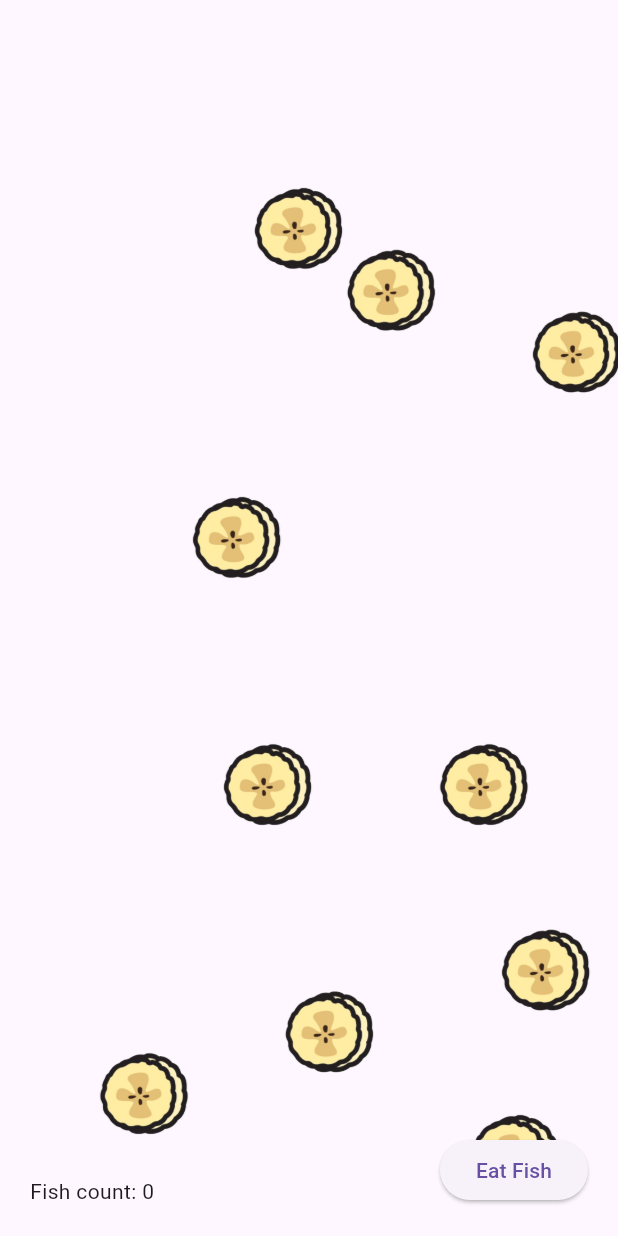
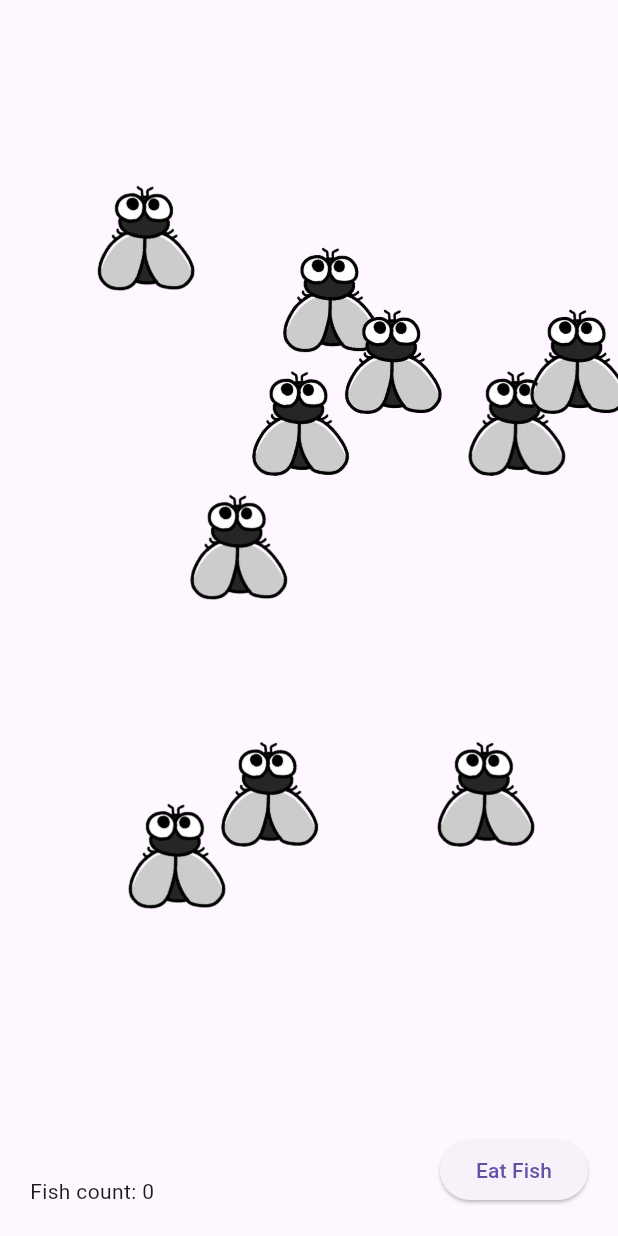
Before and after one commit to ggomal/ggomalggomal, a Flutter app: the FrogGame widget shown alone on an empty page, opened directly, on a phone screen of 412 x 824 dp. Run offline on Flutter 3.47's test engine with Material 3 defaults, Android fonts, the phone set to English and light mode, and no system bars; our stand-ins replace animated_background, audioplayers, camera, dio, flutter_secure_storage, go_router and 4 more; missing offline and left inert: agora_rtc_engine, agora_uikit, flutter_sound; accounts and stored records are empty; network calls fail.

Commit message:
Feat : 개구리 게임 수정중
Change-Id: I2c234af21e7902ad0cae34f757773b7c9e90ab8d

```diff
--- a/front/ggomal/lib/screens/kids/frog.dart
+++ b/front/ggomal/lib/screens/kids/frog.dart
@@ -48,13 +48,6 @@ class _FrogScreenState extends State<FrogScreen> {
           }
           return Stack(
             children: [
-              // Image.asset(
-              //   "assets/images/frog/frog_screen.png",
-              //   fit: BoxFit.cover,
-              //   width: MediaQuery.of(context).size.width,
-              //   height: MediaQuery.of(context).size.height,
-              // ),
-
               Positioned(
                 // bottom: 0,
                   child: Container(
@@ -82,15 +75,15 @@ class _FrogGameState extends State<FrogGame> {
   late int _fishCount = 0;
 
   final List<Map<String, dynamic>> _fishLocation = [
-    {"x": -0.7, "y": 0.7, "isVisible": true},
+    {"x": -0.7, "y": -0.7, "isVisible": true},
     {"x": -0.4, "y": -0.2, "isVisible": true},
     {"x": -0.3, "y": 0.2, "isVisible": true},
-    {"x": -0.2, "y": -0.7, "isVisible": true},
-    {"x": -0.1, "y": 0.6, "isVisible": true},
-    {"x": 0.1, "y": -0.6, "isVisible": true},
+    {"x": -0.2, "y": -0.4, "isVisible": true},
+    {"x": -0.1, "y": -0.6, "isVisible": true},
+    {"x": 0.1, "y": -0.5, "isVisible": true},
     {"x": 0.4, "y": 0.2, "isVisible": true},
-    {"x": 0.5, "y": 0.8, "isVisible": true},
-    {"x": 0.6, "y": 0.5, "isVisible": true},
+    {"x": 0.5, "y": -0.4, "isVisible": true},
+    {"x": -0.6, "y": 0.3, "isVisible": true},
     {"x": 0.7, "y": -0.5, "isVisible": true},
   ];
 
@@ -123,7 +116,7 @@ class _FrogGameState extends State<FrogGame> {
             child: GestureDetector(
               onTap: () => _eatItem(index),
               child: Image.asset(
-                "assets/images/frog/banana.png",
+                "assets/images/frog/flyfly.png",
                 width: 70,
               ),
             ),
--- a/front/ggomal/lib/screens/login.dart
+++ b/front/ggomal/lib/screens/login.dart
@@ -122,9 +122,9 @@ class _LoginScreen extends State<LoginScreen> with TickerProviderStateMixin {
                   children: [
                     OutlinedButton(
                       //이거 주석 풀면 아이/선생님 로그인 검사 들어감
-                      onPressed: loginUser,
+                      // onPressed: loginUser,
                       //이거 주석 풀면 로그인 없이 바로 키즈 페이지랑 관리자 접속됨
-                      // onPressed: () {context.go('/start');},
+                      onPressed: () {context.go('/start');},
                       child: Text("로그인"),
                     ),
                     OutlinedButton(
--- a/front/ggomal/lib/services/chick_dio.dart
+++ b/front/ggomal/lib/services/chick_dio.dart
@@ -1,6 +1,8 @@
+import 'package:dio/dio.dart';
 import 'package:ggomal/services/dio.dart';
 
 Future<List> getChick() async {
-    final response =  await useDio().get('/chick');
+    Dio dio = await useDio();
+    final response =  await dio.get('/chick');
     return response.data;
 }
```
Also changed, not shown: front/ggomal/assets/images/frog/flyfly.png (added).
